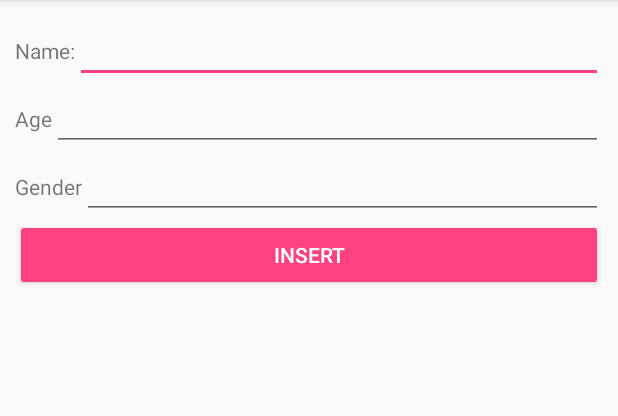
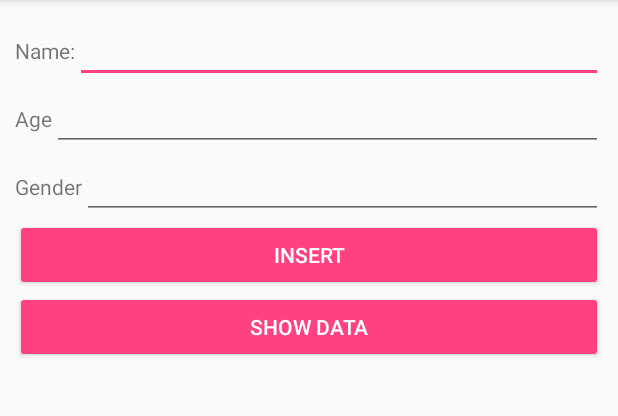
Before and after one commit to codermahadi/MySqlLiteDemo, an Android app: the screen it shows after launch (MainActivity), on a phone screen of 412 x 824 dp, the part 84-500 px from its top. Run offline under Robolectric (Android 15) with nearby library versions, the phone set to English and light mode, and no system bars.

Commit message:
Fatch All  Data

```diff
--- a/app/src/main/res/layout/activity_main.xml
+++ b/app/src/main/res/layout/activity_main.xml
@@ -66,4 +66,12 @@
         android:id="@+id/insert"
         style="@style/Widget.AppCompat.Button.Colored"/>
 
+
+    <Button
+        android:layout_width="match_parent"
+        android:layout_height="wrap_content"
+        android:text="@string/show_data"
+        android:id="@+id/showData"
+        style="@style/Widget.AppCompat.Button.Colored"/>
+
 </LinearLayout>
--- a/app/src/main/res/values/strings.xml
+++ b/app/src/main/res/values/strings.xml
@@ -4,4 +4,5 @@
     <string name="age">Age</string>
     <string name="gender">Gender</string>
     <string name="insert">Insert</string>
+    <string name="show_data">Show Data</string>
 </resources>
```
Also changed, not shown: app/src/main/java/com/example/mahadi/mysqllitedemo/MainActivity.java (+37 -3 lines), app/src/main/java/com/example/mahadi/mysqllitedemo/MyDBHelper.java (+10 -0 lines).
